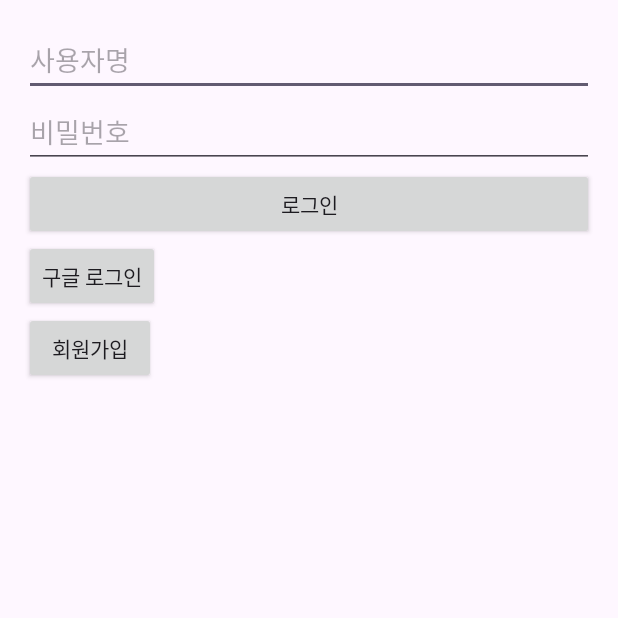
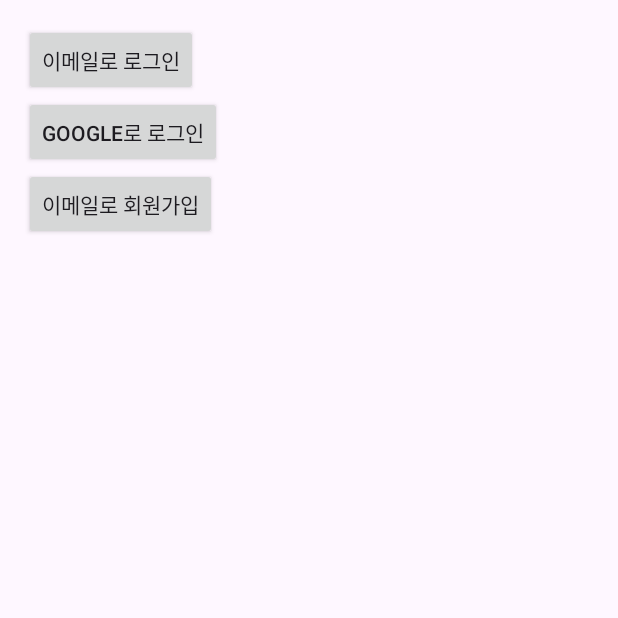
Before and after one commit to Cha-Minho/MadCamp-Week2, an Android app: the screen it shows after launch (LoginActivity), on a phone screen of 412 x 824 dp, the top half of it. Run offline under Robolectric (Android 15) with nearby library versions, the phone set to English and light mode, and no system bars; our stand-ins replace Firebase (no records; nobody signed in at launch, a user with empty details on screens opened directly); libraries missing offline, so code that uses them is left out: com.firebase.ui; 1 statement that could not run was skipped.

Commit message:
4th commit

```diff
--- a/app/src/main/java/com/example/login/LoginActivity.java
+++ b/app/src/main/java/com/example/login/LoginActivity.java
@@ -43,18 +43,24 @@
 import okhttp3.Response;
 
 public class LoginActivity extends AppCompatActivity {
-    private EditText usernameEditText;
-    private EditText passwordEditText;
-    private Button loginButton;
-
-
+    Button registerButton;
 
     @Override
     protected void onCreate(Bundle savedInstanceState) {
         super.onCreate(savedInstanceState);
         setContentView(R.layout.activity_login);
 
-        Button btnGoogleLogin = findViewById(R.id.btn_google_sign_in);
+        Button btnEmailLogin = findViewById(R.id.btn_email_login);
+        Button btnGoogleLogin = findViewById(R.id.btn_google_login);
+        Button btnRegister = findViewById(R.id.btn_register);
+
+        btnEmailLogin.setOnClickListener(new View.OnClickListener() {
+            @Override
+            public void onClick(View v) {
+                Intent intent = new Intent(LoginActivity.this, EmailActivity.class);
+                startActivity(intent);
+            }
+        });
         btnGoogleLogin.setOnClickListener(new View.OnClickListener() {
             @Override
             public void onClick(View v) {
@@ -70,79 +76,13 @@
             }
         });
 
-        ////////// EditText login
-        usernameEditText = findViewById(R.id.editTextUsername);
-        passwordEditText = findViewById(R.id.editTextPassword);
-        loginButton = findViewById(R.id.buttonLogin);
-
-        loginButton.setOnClickListener(new View.OnClickListener() {
+        btnRegister.setOnClickListener(new View.OnClickListener() {
             @Override
             public void onClick(View v) {
-                String username = usernameEditText.getText().toString();
-                String password = passwordEditText.getText().toString();
-
-                // 로그인 처리 로직
-                if (performLogin(username, password)) {
-                    Toast.makeText(LoginActivity.this, "로그인 성공", Toast.LENGTH_SHORT).show();
-                    // 로그인 성공 시 다음 화면으로 이동
-                     Intent intent = new Intent(LoginActivity.this, MainActivity.class);
-                     startActivity(intent);
-                } else {
-                    Toast.makeText(LoginActivity.this, "로그인 실패", Toast.LENGTH_SHORT).show();
-                }
+                Intent intent = new Intent(LoginActivity.this, RegisterActivity.class);
+                startActivity(intent);
             }
         });
-        //////////
-
-        // 네트워크 작업을 수행할 AsyncTask를 생성하고 실행합니다.
-        new RegisterTask().execute();
-    }
-    // AsyncTask를 사용하여 백그라운드에서 HTTP 요청을 수행합니다.
-    private class RegisterTask extends AsyncTask<Void, Void, String> {
-        OkHttpClient client = new OkHttpClient();
-        MediaType JSON = MediaType.get("application/json; charset=utf-8");
-        String jsonString = "{"
-                + "\"email\":\"ckalsgh56@naver.com\","
-                + "\"name\":\"Cha-Minho\","
-                + "\"password\":\"2001\","
-                + "\"is_employed\":true"
-                + "}";
-
-        @Override
-        protected String doInBackground(Void... params) {
-            RequestBody body = RequestBody.create(JSON, jsonString);
-            Request request = new Request.Builder()
-                    .url("https://6ef2-192-249-19-234.ngrok-free.app/register/")
-                    .post(body)
-                    .build();
-
-            try (Response response = client.newCall(request).execute()) {
-                if (!response.isSuccessful()) {
-                    throw new IOException("Unexpected code " + response);
-                }
-                String responseBody = response.body().string();
-                Log.d("response ",responseBody);
-                return responseBody;
-            } catch (IOException e) {
-                e.printStackTrace();
-                return null;
-            }
-        }
-
-        @Override
-        protected void onPostExecute(String result) {
-            // HTTP 요청 결과 처리
-            if (result != null) {
-                System.out.println(result);
-            }
-        }
-    }
-
-    private boolean performLogin(String username, String password) {
-        // 실제 로그인 처리를 구현해야 합니다.
-        // 예를 들어, 서버로 요청을 보내고 응답을 받아 유효성을 검사하는 등의 작업을 수행합니다.
-        // 이 예제에서는 간단히 "testuser"와 "password"라는 값으로 로그인이 성공하는 것으로 가정합니다.
-        return username.equals("testuser") && password.equals("password");
     }
 
     private final ActivityResultLauncher<Intent> signInLauncher = registerForActivityResult(
--- a/app/src/main/res/layout/activity_login.xml
+++ b/app/src/main/res/layout/activity_login.xml
@@ -8,48 +8,25 @@
     android:padding="16dp"
     tools:context=".LoginActivity">
 
-    <EditText
-        android:id="@+id/editTextUsername"
-        android:layout_width="match_parent"
+    <android.widget.Button
+        android:id="@+id/btn_email_login"
+        android:layout_width="wrap_content"
         android:layout_height="wrap_content"
-        android:hint="사용자명"
-        tools:ignore="TouchTargetSizeCheck" />
-
-    <EditText
-        android:id="@+id/editTextPassword"
-        android:layout_width="match_parent"
-        android:layout_height="wrap_content"
-        android:hint="비밀번호"
-        android:inputType="textPassword"
-        tools:ignore="TouchTargetSizeCheck" />
-
+        android:text="이메일로 로그인"/>
     <android.widget.Button
-        android:id="@+id/buttonLogin"
-        android:layout_width="match_parent"
-        android:layout_height="wrap_content"
-        android:text="로그인" />
-
-<!--    <com.google.android.gms.common.SignInButton-->
-<!--        android:id="@+id/btn_google_sign_in"-->
-<!--        android:layout_width="wrap_content"-->
-<!--        android:layout_height="wrap_content"-->
-<!--        app:layout_constraintBottom_toBottomOf="parent"-->
-<!--        app:layout_constraintLeft_toLeftOf="parent"-->
-<!--        app:layout_constraintRight_toRightOf="parent"-->
-<!--        app:layout_constraintTop_toTopOf="parent" />-->
-    <android.widget.Button
-        android:id="@+id/btn_google_sign_in"
+        android:id="@+id/btn_google_login"
         android:layout_width="wrap_content"
         android:layout_height="wrap_content"
         app:layout_constraintBottom_toBottomOf="parent"
         app:layout_constraintLeft_toLeftOf="parent"
         app:layout_constraintRight_toRightOf="parent"
         app:layout_constraintTop_toTopOf="parent"
-        android:text="구글 로그인"/>
+        android:text="Google로 로그인"/>
 
     <android.widget.Button
+        android:id="@+id/btn_register"
         android:layout_width="wrap_content"
         android:layout_height="wrap_content"
-        android:text="회원가입"/>
+        android:text="이메일로 회원가입"/>
 
 </LinearLayout>
```
Also changed, not shown: app/src/main/AndroidManifest.xml (+11 -3 lines), app/src/main/java/com/example/login/EmailActivity.java (added, +61 -0 lines), app/src/main/java/com/example/login/RegisterActivity.java (added, +85 -0 lines), app/src/main/res/layout/activity_email.xml (added, +31 -0 lines), app/src/main/res/layout/activity_register.xml (added, +42 -0 lines).
